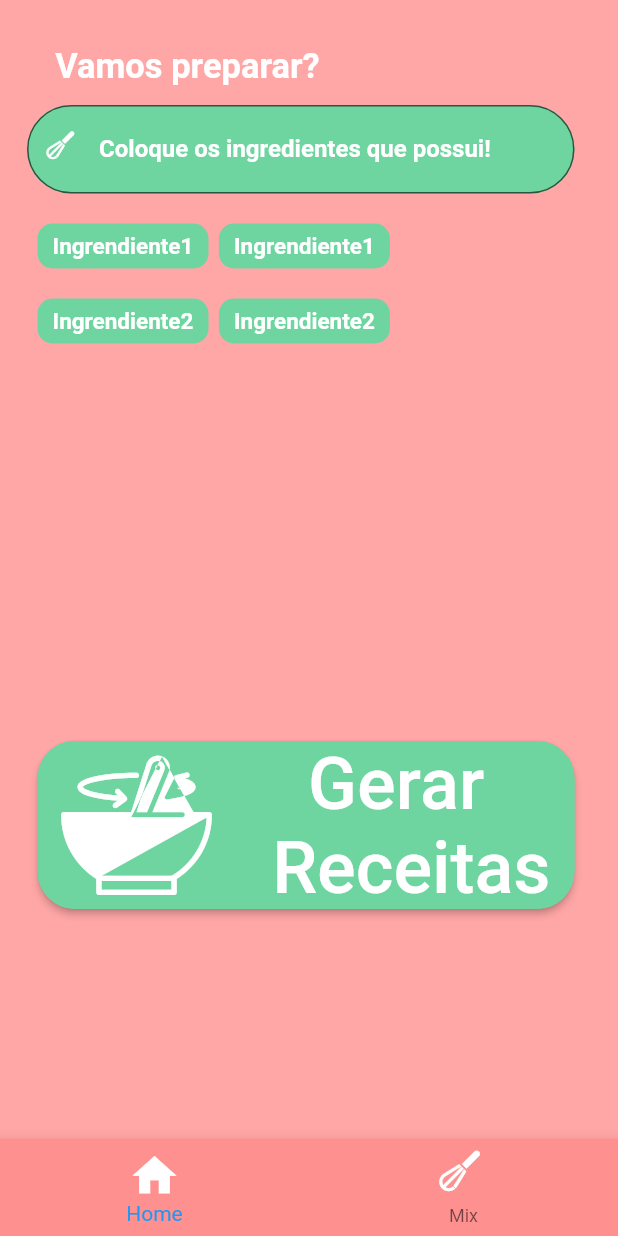
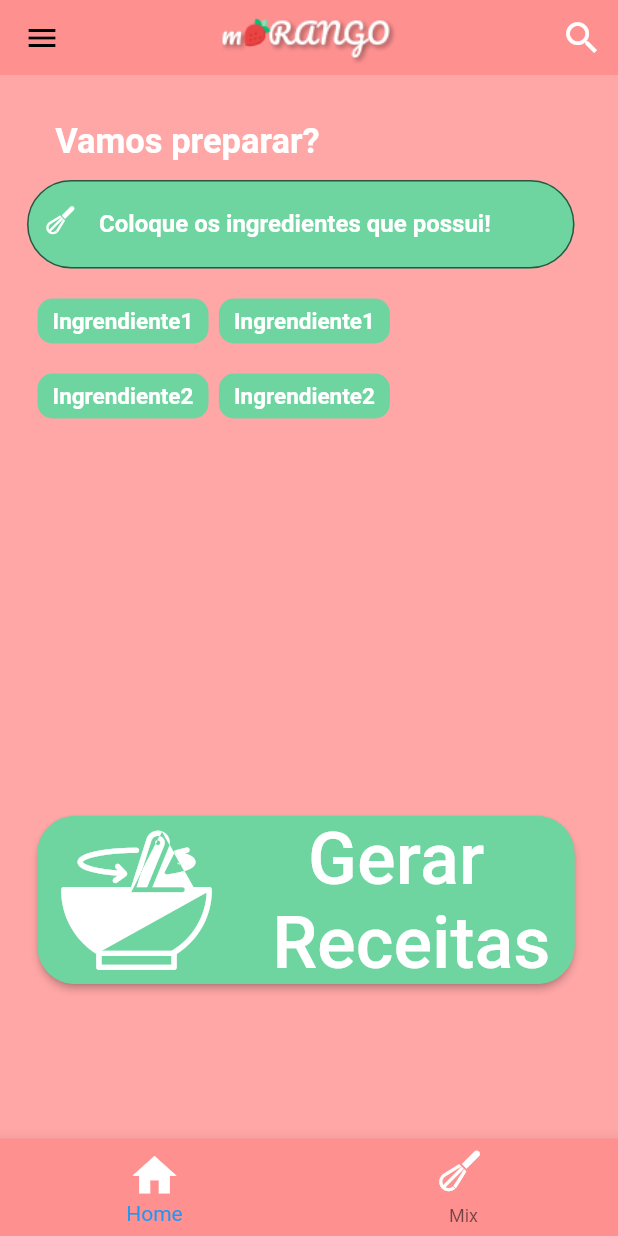
Before and after one commit to mateuzin/moRANGO-Flutter, a Flutter app: the screen it shows after launch, on a phone screen of 412 x 824 dp. Run offline on Flutter 3.47's test engine with Material 2 defaults, Android fonts, the phone set to English and light mode, and no system bars; our stand-ins replace material_design_icons_flutter.

Commit message:
Appbar alteração

```diff
--- a/lib/Screens/Mix_Screen.dart
+++ b/lib/Screens/Mix_Screen.dart
@@ -1,14 +1,20 @@
 import 'dart:ui';
 import 'package:flutter/widgets.dart';
-
 import 'package:flutter/cupertino.dart';
 import 'package:flutter/material.dart';
 import 'package:morango_app/mix_icons.dart';
+import 'package:morango_app/widgets/app_bar.dart';
+import 'package:morango_app/widgets/custom_drawer.dart';
 
 class MixScreen extends StatelessWidget {
   @override
   Widget build(BuildContext context) {
     return Scaffold(
+      drawer: CustomDrawer(),
+      appBar: PreferredSize(
+        child: Appbar(),
+        preferredSize: Size.fromHeight(50),
+      ),
         backgroundColor: Color.fromRGBO(255,166,166,1),
         body:SingleChildScrollView(
           child: Container(
--- a/lib/main.dart
+++ b/lib/main.dart
@@ -1,5 +1,6 @@
 import 'package:flutter/material.dart';
-
+import 'package:morango_app/Screens/HomeScreen.dart';
+import 'package:morango_app/Screens/signin_screen.dart';
 import 'package:morango_app/screens/Mix_Screen.dart';
 
 
@@ -14,8 +15,8 @@ class MyApp extends StatelessWidget {
         title: 'moRANGO',
         debugShowCheckedModeBanner: false,
         theme: ThemeData(
-          primaryColor: const Color.fromARGB(255,75,75,75),
-          scaffoldBackgroundColor: const Color.fromARGB(255,50,50,50),
+          primaryColor: const  Color.fromRGBO(255, 144, 144, 1),
+          scaffoldBackgroundColor: const  Color.fromRGBO(255, 144, 144, 1),
           appBarTheme: const AppBarTheme(
               elevation: 0
           ),
@@ -29,9 +30,9 @@ class MyApp extends StatelessWidget {
               );
             case '/':
             default:
-              return MaterialPageRoute(
-                  builder: (_) => MixScreen()
-              );
+            return MaterialPageRoute(
+                builder: (_) => MixScreen()
+            );
           }
         }
     );
--- /dev/null
+++ b/lib/widgets/app_bar.dart
@@ -0,0 +1,15 @@
+import 'package:flutter/material.dart';
+
+class Appbar extends StatelessWidget {
+  @override
+  Widget build(BuildContext context) {
+    return AppBar(
+        backgroundColor: Color.fromRGBO(255, 144, 144, 1),
+        title:Image.asset("images/morango.appbar.png", height: 50, width: 119),
+        centerTitle: true,
+        actions: [
+          IconButton(icon: Icon(Icons.search,color: Colors.white,size: 28,), onPressed: (){}), //botão de pesquisa
+        ],
+    );
+  }
+}
```
Also changed, not shown: lib/Screens/HomeScreen.dart (deleted, +0 -33 lines).
